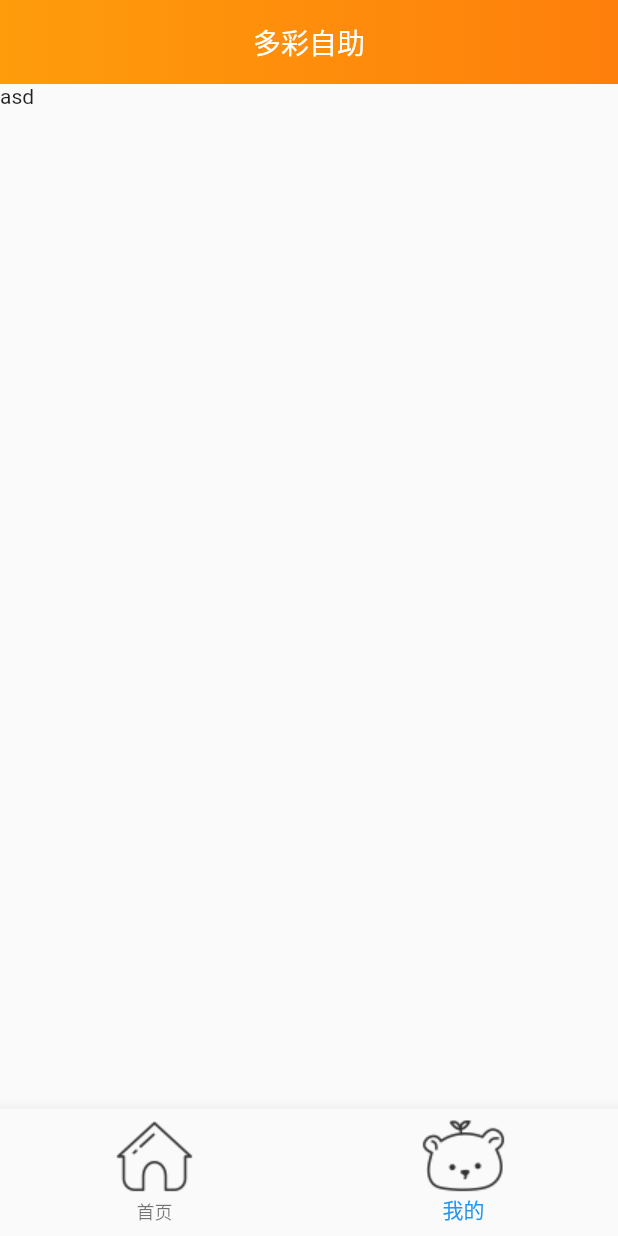
After one commit to kuangshu/dcxy-flutter, a Flutter app: the screen it shows after launch, item 2 of the bottom bar chosen, on a phone screen of 412 x 824 dp. The commit adds this screen. Run offline on Flutter 3.47's test engine with Material 2 defaults, Android fonts, the phone set to English and light mode, and no system bars; our stand-ins replace flutter_screenutil.

Commit message:
修改构造添加路由

```diff
--- a/lib/main.dart
+++ b/lib/main.dart
@@ -1,5 +1,5 @@
 import 'package:dcxy_flutter/theme/ThemeColors.dart';
-import 'package:dcxy_flutter/views/Home/home.dart';
+import 'package:dcxy_flutter/views/mainPage.dart';
 import 'package:flutter/material.dart';
 import 'package:flutter/services.dart';
 import 'package:provider/provider.dart';
@@ -25,7 +25,7 @@ class MyApp extends StatelessWidget {
     return MaterialApp(
       color: ThemeColors.defaultBackgroud,
       theme: ThemeData.light(),
-      home: Home(),
+      home: MainPage(),
     );
   }
 }
--- /dev/null
+++ b/lib/views/mainPage.dart
@@ -0,0 +1,48 @@
+import 'package:dcxy_flutter/views/Home/home.dart';
+import 'package:dcxy_flutter/views/My/my.dart';
+import 'package:flutter/material.dart';
+import 'package:dcxy_flutter/components/AppBar.dart' as custom;
+import 'package:flutter_screenutil/flutter_screenutil.dart';
+
+class MainPage extends StatefulWidget {
+  @override
+  State<StatefulWidget> createState() {
+    return _MainPageState();
+  }
+}
+
+class _MainPageState extends State<MainPage> {
+  int _tabIndex = 0;
+  final List<Widget> _children = [Home(), MyPage()];
+
+  @override
+  Widget build(BuildContext context) {
+    ScreenUtil.instance = ScreenUtil(width: 750, height: 1334)..init(context);
+
+    return Scaffold(
+      appBar: custom.AppBar(title: '多彩自助'),
+      body: IndexedStack(
+        index: _tabIndex,
+        children: _children,
+      ),
+      bottomNavigationBar: BottomNavigationBar(
+        items: [
+          BottomNavigationBarItem(
+            icon: Image.asset('assets/buttomIcon/home@2x.png'),
+            title: Text('首页'),
+          ),
+          BottomNavigationBarItem(
+            icon: Image.asset('assets/buttomIcon/my@2x.png'),
+            title: Text('我的'),
+          ),
+        ],
+        currentIndex: _tabIndex,
+        onTap: (index) {
+          setState(() {
+            _tabIndex = index;
+          });
+        },
+      ),
+    );
+  }
+}
```
Also changed, not shown: lib/views/Home/home.dart (+4 -48 lines), 1 other file.
